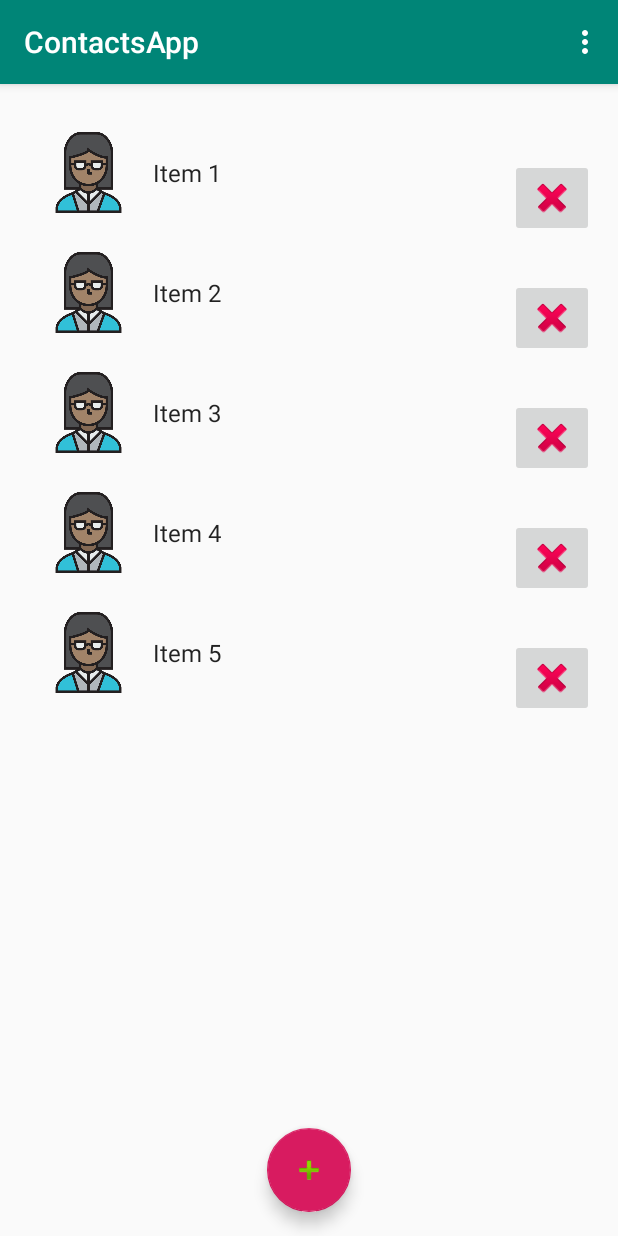
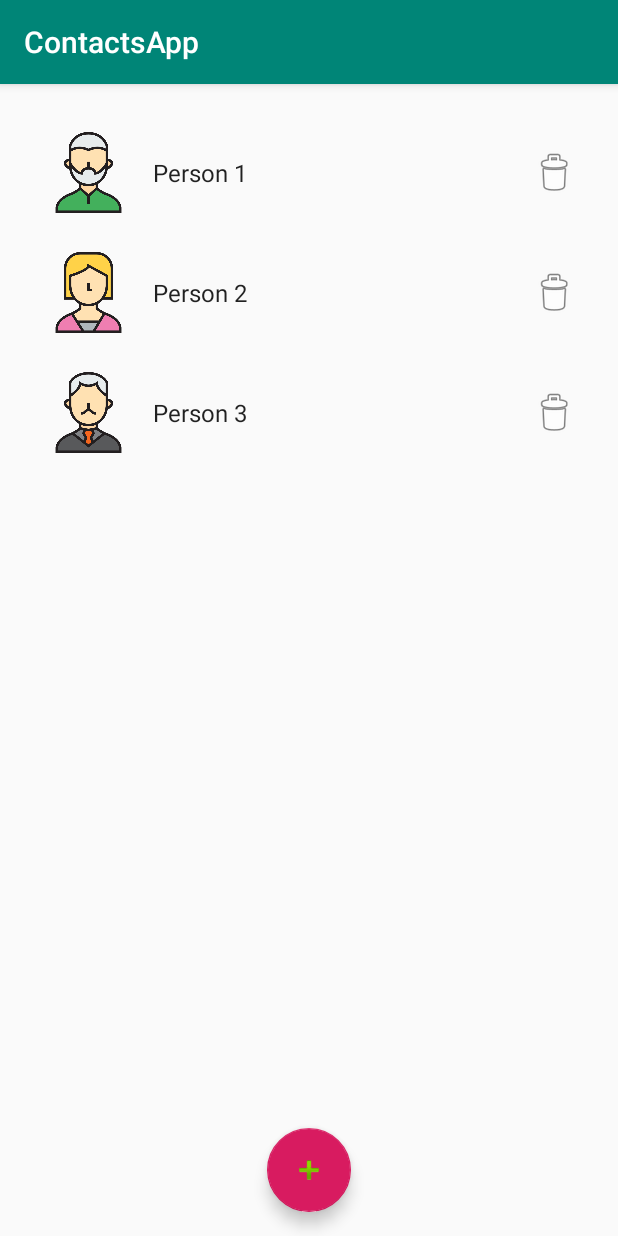
Before and after one commit to lukaszgrudzinski/ContactsApp, an Android app: the screen it shows after launch (MainActivity), on a phone screen of 412 x 824 dp. Run offline under Robolectric (Android 15) with nearby library versions, the light colour scheme and no system bars.

Commit message:
Details fragment

```diff
--- a/app/src/main/AndroidManifest.xml
+++ b/app/src/main/AndroidManifest.xml
@@ -9,7 +9,8 @@
         android:roundIcon="@mipmap/ic_launcher_round"
         android:supportsRtl="true"
         android:theme="@style/AppTheme">
-        <activity android:name=".NewContactActivity"></activity>
+        <activity android:name=".ContactInfoActivity"></activity>
+        <activity android:name=".NewContactActivity" />
         <activity
             android:name=".MainActivity"
             android:label="@string/app_name"
--- a/app/src/main/java/com/example/contactsapp/MyContactRecyclerViewAdapter.java
+++ b/app/src/main/java/com/example/contactsapp/MyContactRecyclerViewAdapter.java
@@ -44,7 +44,7 @@ public class MyContactRecyclerViewAdapter extends RecyclerView.Adapter<MyContact
         holder.mNameView.setText(contact.name);
         Context context = holder.mView.getContext();
 
-        holder.mItemImageView.setImageDrawable(context.getResources().getDrawable(getRandomAvatar()));
+        holder.mItemImageView.setImageDrawable(context.getResources().getDrawable(contact.picId));
 
         holder.mView.setOnClickListener(new View.OnClickListener() {
             @Override
@@ -57,31 +57,7 @@ public class MyContactRecyclerViewAdapter extends RecyclerView.Adapter<MyContact
             }
         });
     }
-    private int getRandomAvatar() {
-        switch (new Random().nextInt(10)) {
-            case 0:
-                return R.drawable.user0;
-            case 1:
-                return R.drawable.user1;
-            case 2:
-                return R.drawable.user2;
-            case 3:
-                return R.drawable.user3;
-            case 4:
-                return R.drawable.user4;
-            case 5:
-                return R.drawable.user5;
-            case 6:
-                return R.drawable.user6;
-            case 7:
-                return R.drawable.user7;
-            case 8:
-                return R.drawable.user8;
-            case 9:
-            default:
-                return R.drawable.user9;
-        }
-    }
+
 
     @Override
     public int getItemCount() {
--- a/app/src/main/java/com/example/contactsapp/contacts/ContactListContent.java
+++ b/app/src/main/java/com/example/contactsapp/contacts/ContactListContent.java
@@ -1,4 +1,9 @@
 package com.example.contactsapp.contacts;
+
+import android.os.Parcel;
+import android.os.Parcelable;
+
+import com.example.contactsapp.R;
 
 import java.util.ArrayList;
 import java.util.Date;
@@ -24,7 +29,7 @@ public class ContactListContent {
      */
     public static final Map<String, Contact> ITEM_MAP = new HashMap<String, Contact>();
 
-    private static final int COUNT = 5;
+    private static final int COUNT = 3;
 
     static {
         // Add some sample items.
@@ -38,10 +43,16 @@ public class ContactListContent {
         ITEM_MAP.put(Integer.toString(item.id), item);
     }
 
+    public static void RemoveItem(int position)
+    {
+        ITEM_MAP.remove(Integer.toString(ITEMS.get(position).id));
+        ITEMS.remove(position);
+    }
+
     public static int Id=0;
 
     private static Contact createDummyItem(int position) {
-        return new Contact( "Item " + position, makeDetails(position),new Date().toString(),"drawable/user0");
+        return new Contact( "Person " + position, "+48604603172","13.09.1995", R.drawable.user3 +Id);
     }
 
     private static String makeDetails(int position) {
@@ -53,24 +64,58 @@ public class ContactListContent {
         return builder.toString();
     }
 
-    public static class Contact {
+    public static class Contact implements Parcelable {
         public final int id;
         public final String name;
         public final String phoneNumber;
         public final String birthday;
-        public final String picPath;
+        public final int picId;
 
-        public Contact(String name, String phoneNumber, String birthday, String picPath) {
+        public Contact(String name, String phoneNumber, String birthday, int picId) {
             this.id = Id++;
             this.name = name;
             this.phoneNumber = phoneNumber;
             this.birthday = birthday;
-            this.picPath = picPath;
+            this.picId = picId;
         }
+
+        protected Contact(Parcel in) {
+            id = in.readInt();
+            name = in.readString();
+            phoneNumber = in.readString();
+            birthday = in.readString();
+            picId = in.readInt();
+        }
+
+        public static final Creator<Contact> CREATOR = new Creator<Contact>() {
+            @Override
+            public Contact createFromParcel(Parcel in) {
+                return new Contact(in);
+            }
+
+            @Override
+            public Contact[] newArray(int size) {
+                return new Contact[size];
+            }
+        };
 
         @Override
         public String toString() {
             return name;
         }
+
+        @Override
+        public int describeContents() {
+            return 0;
+        }
+
+        @Override
+        public void writeToParcel(Parcel dest, int flags) {
+            dest.writeInt(id);
+            dest.writeString(name);
+            dest.writeString(phoneNumber);
+            dest.writeString(birthday);
+            dest.writeInt(picId);
+        }
     }
 }
--- a/app/src/main/res/layout/fragment_contact.xml
+++ b/app/src/main/res/layout/fragment_contact.xml
@@ -14,10 +14,10 @@
         android:layout_margin="@dimen/text_margin"
         android:scaleType="centerInside"
         app:layout_constraintBottom_toBottomOf="parent"
-
         app:layout_constraintStart_toStartOf="parent"
         app:layout_constraintTop_toTopOf="parent"
         app:srcCompat="@drawable/user0" />
+
     <TextView
         android:id="@+id/content"
         android:layout_width="0dp"
@@ -32,11 +32,16 @@
         tools:text="@tools:sample/date/ddmmyy"/>
 
     <ImageButton
-        android:layout_width="wrap_content"
-        android:layout_height="wrap_content"
-        android:src="@android:drawable/ic_delete"
+        android:layout_width="54dp"
+        android:layout_height="54dp"
+        android:background="#00FFFFFF"
+        android:backgroundTint="@null"
+        android:scaleType="centerInside"
+        android:tint="#00FFFFFF"
         app:layout_constraintBottom_toBottomOf="parent"
         app:layout_constraintEnd_toEndOf="parent"
-        tools:src="@android:drawable/ic_menu_delete" />
+        app:layout_constraintTop_toTopOf="parent"
+        app:srcCompat="@android:drawable/ic_menu_delete"
+        android:onClick="DeleteContact" />
 
     </androidx.constraintlayout.widget.ConstraintLayout>
--- a/app/src/main/res/menu/menu_main.xml
+++ b/app/src/main/res/menu/menu_main.xml
@@ -2,9 +2,5 @@
     xmlns:app="http://schemas.android.com/apk/res-auto"
     xmlns:tools="http://schemas.android.com/tools"
     tools:context="com.example.contactsapp.MainActivity">
-    <item
-        android:id="@+id/action_settings"
-        android:orderInCategory="100"
-        android:title="@string/action_settings"
-        app:showAsAction="never" />
+
 </menu>
```
Also changed, not shown: app/src/main/java/com/example/contactsapp/ContactInfoActivity.java (added, +14 -0 lines), app/src/main/java/com/example/contactsapp/ContactInfoFragment.java (added, +65 -0 lines), app/src/main/java/com/example/contactsapp/MainActivity.java (+18 -16 lines), app/src/main/java/com/example/contactsapp/NewContactActivity.java (+28 -1 lines), app/src/main/res/layout/activity_contact_info.xml (added, +24 -0 lines), app/src/main/res/layout/fragment_contact_info.xml (added, +71 -0 lines), app/src/main/res/values/strings.xml (+9 -3 lines).
